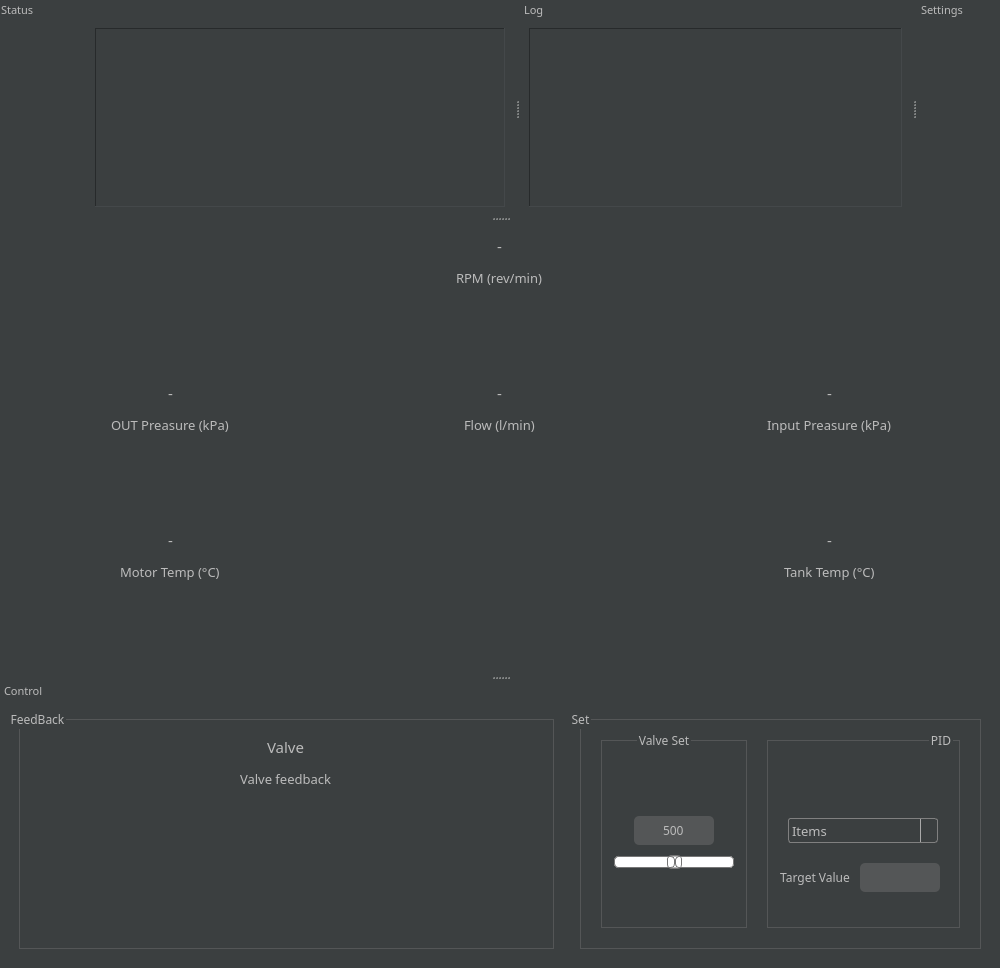
The window that mainwindow.ui (SundaySW/PumpBenchController) describes before a commit, drawn with Qt 5.
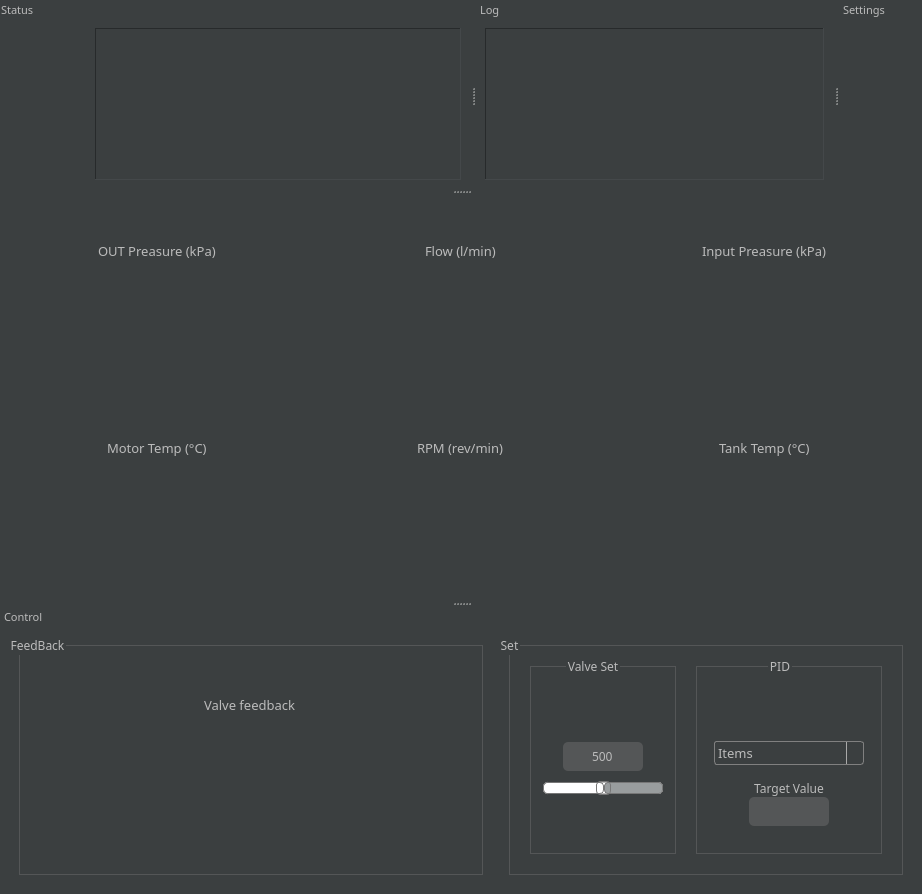
The same window after the commit. Icons and pictures are not drawn.

Commit message: GUI update. Bugfix with Protos line

```diff
--- a/mainwindow.ui
+++ b/mainwindow.ui
@@ -6,8 +6,8 @@
    <rect>
     <x>0</x>
     <y>0</y>
-    <width>1000</width>
-    <height>968</height>
+    <width>922</width>
+    <height>894</height>
    </rect>
   </property>
   <property name="sizePolicy">
@@ -157,418 +157,7 @@
    <layout class="QVBoxLayout" name="verticalLayout_3">
     <item>
      <layout class="QGridLayout" name="gridLayout_2">
-      <item row="0" column="1">
-       <layout class="QVBoxLayout" name="rpm_layout">
-        <property name="spacing">
-         <number>2</number>
-        </property>
-        <item>
-         <layout class="QHBoxLayout" name="horizontalLayout_17">
-          <item>
-           <widget class="QLabel" name="rpm_label">
-            <property name="sizePolicy">
-             <sizepolicy hsizetype="Fixed" vsizetype="Preferred">
-              <horstretch>0</horstretch>
-              <verstretch>0</verstretch>
-             </sizepolicy>
-            </property>
-            <property name="minimumSize">
-             <size>
-              <width>0</width>
-              <height>30</height>
-             </size>
-            </property>
-            <property name="font">
-             <font>
-              <family>Rubik</family>
-              <pointsize>11</pointsize>
-             </font>
-            </property>
-            <property name="text">
-             <string>-</string>
-            </property>
-           </widget>
-          </item>
-         </layout>
-        </item>
-        <item>
-         <layout class="QVBoxLayout" name="verticalLayout_4">
-          <item>
-           <widget class="QLineEdit" name="lineEdit">
-            <property name="sizePolicy">
-             <sizepolicy hsizetype="Minimum" vsizetype="Fixed">
-              <horstretch>0</horstretch>
-              <verstretch>0</verstretch>
-             </sizepolicy>
-            </property>
-            <property name="font">
-             <font>
-              <family>Rubik</family>
-              <pointsize>10</pointsize>
-             </font>
-            </property>
-            <property name="styleSheet">
-             <string notr="true">	background: transparent;</string>
-            </property>
-            <property name="text">
-             <string>RPM (rev/min)</string>
-            </property>
-            <property name="frame">
-             <bool>false</bool>
-            </property>
-            <property name="alignment">
-             <set>Qt::AlignCenter</set>
-            </property>
-           </widget>
-          </item>
-          <item>
-           <layout class="QHBoxLayout" name="horizontalLayout_3">
-            <property name="spacing">
-             <number>0</number>
-            </property>
-            <item>
-             <widget class="QPushButton" name="rpm_button">
-              <property name="sizePolicy">
-               <sizepolicy hsizetype="Fixed" vsizetype="Fixed">
-                <horstretch>0</horstretch>
-                <verstretch>0</verstretch>
-               </sizepolicy>
-              </property>
-              <property name="minimumSize">
-               <size>
-                <width>45</width>
-                <height>45</height>
-               </size>
-              </property>
-              <property name="maximumSize">
-               <size>
-                <width>45</width>
-                <height>45</height>
-               </size>
-              </property>
-              <property name="text">
-               <string/>
-              </property>
-              <property name="icon">
-               <iconset resource="Resources/files.qrc">
-                <normaloff>:/item_icons/item_svg/rpm.svg</normaloff>
-                <normalon>:/item_icons/item_svg/rpm_active.svg</normalon>:/item_icons/item_svg/rpm.svg</iconset>
-              </property>
-              <property name="iconSize">
-               <size>
-                <width>35</width>
-                <height>35</height>
-               </size>
-              </property>
-              <property name="checkable">
-               <bool>false</bool>
-              </property>
-              <property name="checked">
-               <bool>false</bool>
-              </property>
-              <property name="autoDefault">
-               <bool>true</bool>
-              </property>
-              <property name="flat">
-               <bool>true</bool>
-              </property>
-             </widget>
-            </item>
-           </layout>
-          </item>
-         </layout>
-        </item>
-        <item>
-         <widget class="QWidget" name="rpm_plot" native="true">
-          <property name="sizePolicy">
-           <sizepolicy hsizetype="Preferred" vsizetype="Expanding">
-            <horstretch>0</horstretch>
-            <verstretch>0</verstretch>
-           </sizepolicy>
-          </property>
-          <property name="minimumSize">
-           <size>
-            <width>0</width>
-            <height>30</height>
-           </size>
-          </property>
-         </widget>
-        </item>
-       </layout>
-      </item>
-      <item row="1" column="0">
-       <layout class="QVBoxLayout" name="outgauge_layout">
-        <property name="spacing">
-         <number>2</number>
-        </property>
-        <item>
-         <layout class="QHBoxLayout" name="horizontalLayout_16">
-          <item>
-           <widget class="QLabel" name="out_gauge_label">
-            <property name="sizePolicy">
-             <sizepolicy hsizetype="Fixed" vsizetype="Fixed">
-              <horstretch>0</horstretch>
-              <verstretch>0</verstretch>
-             </sizepolicy>
-            </property>
-            <property name="minimumSize">
-             <size>
-              <width>0</width>
-              <height>30</height>
-             </size>
-            </property>
-            <property name="font">
-             <font>
-              <family>Rubik</family>
-              <pointsize>11</pointsize>
-             </font>
-            </property>
-            <property name="text">
-             <string>-</string>
-            </property>
-           </widget>
-          </item>
-         </layout>
-        </item>
-        <item>
-         <layout class="QHBoxLayout" name="horizontalLayout_19">
-          <item>
-           <widget class="QLineEdit" name="lineEdit_2">
-            <property name="sizePolicy">
-             <sizepolicy hsizetype="Minimum" vsizetype="Fixed">
-              <horstretch>0</horstretch>
-              <verstretch>0</verstretch>
-             </sizepolicy>
-            </property>
-            <property name="font">
-             <font>
-              <family>Rubik</family>
-              <pointsize>10</pointsize>
-             </font>
-            </property>
-            <property name="styleSheet">
-             <string notr="true">	background: transparent;</string>
-            </property>
-            <property name="text">
-             <string>OUT Preasure (kPa)</string>
-            </property>
-            <property name="frame">
-             <bool>false</bool>
-            </property>
-            <property name="alignment">
-             <set>Qt::AlignCenter</set>
-            </property>
-           </widget>
-          </item>
-         </layout>
-        </item>
-        <item>
-         <layout class="QHBoxLayout" name="horizontalLayout_4">
-          <item>
-           <widget class="QPushButton" name="out_gauge_button">
-            <property name="sizePolicy">
-             <sizepolicy hsizetype="Fixed" vsizetype="Fixed">
-              <horstretch>0</horstretch>
-              <verstretch>0</verstretch>
-             </sizepolicy>
-            </property>
-            <property name="minimumSize">
-             <size>
-              <width>45</width>
-              <height>45</height>
-             </size>
-            </property>
-            <property name="maximumSize">
-             <size>
-              <width>45</width>
-              <height>45</height>
-             </size>
-            </property>
-            <property name="text">
-             <string/>
-            </property>
-            <property name="icon">
-             <iconset resource="Resources/files.qrc">
-              <normaloff>:/item_icons/item_svg/in_gauge.svg</normaloff>
-              <normalon>:/item_icons/item_svg/in_gauge_active.svg</normalon>:/item_icons/item_svg/in_gauge.svg</iconset>
-            </property>
-            <property name="iconSize">
-             <size>
-              <width>35</width>
-              <height>35</height>
-             </size>
-            </property>
-            <property name="checkable">
-             <bool>false</bool>
-            </property>
-            <property name="checked">
-             <bool>false</bool>
-            </property>
-            <property name="autoDefault">
-             <bool>true</bool>
-            </property>
-            <property name="flat">
-             <bool>true</bool>
-            </property>
-           </widget>
-          </item>
-         </layout>
-        </item>
-        <item>
-         <widget class="QWidget" name="out_gauge_plot" native="true">
-          <property name="sizePolicy">
-           <sizepolicy hsizetype="Preferred" vsizetype="Expanding">
-            <horstretch>0</horstretch>
-            <verstretch>0</verstretch>
-           </sizepolicy>
-          </property>
-          <property name="minimumSize">
-           <size>
-            <width>0</width>
-            <height>30</height>
-           </size>
-          </property>
-         </widget>
-        </item>
-       </layout>
-      </item>
-      <item row="1" column="1">
-       <layout class="QVBoxLayout" name="flow_layout">
-        <property name="spacing">
-         <number>2</number>
-        </property>
-        <item>
-         <layout class="QHBoxLayout" name="horizontalLayout_15">
-          <item>
-           <widget class="QLabel" name="flow_label">
-            <property name="sizePolicy">
-             <sizepolicy hsizetype="Fixed" vsizetype="Preferred">
-              <horstretch>0</horstretch>
-              <verstretch>0</verstretch>
-             </sizepolicy>
-            </property>
-            <property name="minimumSize">
-             <size>
-              <width>0</width>
-              <height>30</height>
-             </size>
-            </property>
-            <property name="font">
-             <font>
-              <family>Rubik</family>
-              <pointsize>11</pointsize>
-             </font>
-            </property>
-            <property name="text">
-             <string>-</string>
-            </property>
-           </widget>
-          </item>
-         </layout>
-        </item>
-        <item>
-         <layout class="QHBoxLayout" name="horizontalLayout_25">
-          <item>
-           <widget class="QLineEdit" name="lineEdit_3">
-            <property name="sizePolicy">
-             <sizepolicy hsizetype="Minimum" vsizetype="Fixed">
-              <horstretch>0</horstretch>
-              <verstretch>0</verstretch>
-             </sizepolicy>
-            </property>
-            <property name="font">
-             <font>
-              <family>Rubik</family>
-              <pointsize>10</pointsize>
-             </font>
-            </property>
-            <property name="styleSheet">
-             <string notr="true">	background: transparent;</string>
-            </property>
-            <property name="text">
-             <string>Flow (l/min)</string>
-            </property>
-            <property name="frame">
-             <bool>false</bool>
-            </property>
-            <property name="alignment">
-             <set>Qt::AlignCenter</set>
-            </property>
-           </widget>
-          </item>
-         </layout>
-        </item>
-        <item>
-         <layout class="QHBoxLayout" name="horizontalLayout_5">
-          <item>
-           <widget class="QPushButton" name="flow_button">
-            <property name="sizePolicy">
-             <sizepolicy hsizetype="Fixed" vsizetype="Fixed">
-              <horstretch>0</horstretch>
-              <verstretch>0</verstretch>
-             </sizepolicy>
-            </property>
-            <property name="minimumSize">
-             <size>
-              <width>45</width>
-              <height>45</height>
-             </size>
-            </property>
-            <property name="maximumSize">
-             <size>
-              <width>45</width>
-              <height>45</height>
-             </size>
-            </property>
-            <property name="text">
-             <string/>
-            </property>
-            <property name="icon">
-             <iconset resource="Resources/files.qrc">
-              <normaloff>:/item_icons/item_svg/flow.svg</normaloff>
-              <normalon>:/item_icons/item_svg/flow_active.svg</normalon>:/item_icons/item_svg/flow.svg</iconset>
-            </property>
-            <property name="iconSize">
-             <size>
-              <width>35</width>
-              <height>35</height>
-             </size>
-            </property>
-            <property name="checkable">
-             <bool>false</bool>
-            </property>
-            <property name="checked">
-             <bool>false</bool>
-            </property>
-            <property name="autoDefault">
-             <bool>true</bool>
-            </property>
-            <property name="flat">
-             <bool>true</bool>
-            </property>
-           </widget>
-          </item>
-         </layout>
-        </item>
-        <item>
-         <widget class="QWidget" name="flow_plot" native="true">
-          <property name="sizePolicy">
-           <sizepolicy hsizetype="Preferred" vsizetype="Expanding">
-            <horstretch>0</horstretch>
-            <verstretch>0</verstretch>
-           </sizepolicy>
-          </property>
-          <property name="minimumSize">
-           <size>
-            <width>0</width>
-            <height>30</height>
-           </size>
-          </property>
-         </widget>
-        </item>
-       </layout>
-      </item>
-      <item row="1" column="2">
+      <item row="0" column="2">
        <layout class="QVBoxLayout" name="ingauge_layout">
         <property name="spacing">
          <number>2</number>
@@ -596,7 +185,7 @@
              </font>
             </property>
             <property name="text">
-             <string>-</string>
+             <string/>
             </property>
            </widget>
           </item>
@@ -697,14 +286,14 @@
           <property name="minimumSize">
            <size>
             <width>0</width>
-            <height>30</height>
+            <height>80</height>
            </size>
           </property>
          </widget>
         </item>
        </layout>
       </item>
-      <item row="2" column="0">
+      <item row="1" column="0">
        <layout class="QVBoxLayout" name="motor_temp_Layout">
         <property name="spacing">
          <number>2</number>
@@ -732,7 +321,7 @@
              </font>
             </property>
             <property name="text">
-             <string>-</string>
+             <string/>
             </property>
            </widget>
           </item>
@@ -833,14 +422,286 @@
           <property name="minimumSize">
            <size>
             <width>0</width>
-            <height>30</height>
+            <height>80</height>
            </size>
           </property>
          </widget>
         </item>
        </layout>
       </item>
-      <item row="2" column="2">
+      <item row="0" column="1">
+       <layout class="QVBoxLayout" name="flow_layout">
+        <property name="spacing">
+         <number>2</number>
+        </property>
+        <item>
+         <layout class="QHBoxLayout" name="horizontalLayout_15">
+          <item>
+           <widget class="QLabel" name="flow_label">
+            <property name="sizePolicy">
+             <sizepolicy hsizetype="Fixed" vsizetype="Preferred">
+              <horstretch>0</horstretch>
+              <verstretch>0</verstretch>
+             </sizepolicy>
+            </property>
+            <property name="minimumSize">
+             <size>
+              <width>0</width>
+              <height>30</height>
+             </size>
+            </property>
+            <property name="font">
+             <font>
+              <family>Rubik</family>
+              <pointsize>11</pointsize>
+             </font>
+            </property>
+            <property name="text">
+             <string/>
+            </property>
+           </widget>
+          </item>
+         </layout>
+        </item>
+        <item>
+         <layout class="QHBoxLayout" name="horizontalLayout_25">
+          <item>
+           <widget class="QLineEdit" name="lineEdit_3">
+            <property name="sizePolicy">
+             <sizepolicy hsizetype="Minimum" vsizetype="Fixed">
+              <horstretch>0</horstretch>
+              <verstretch>0</verstretch>
+             </sizepolicy>
+            </property>
+            <property name="font">
+             <font>
+              <family>Rubik</family>
+              <pointsize>10</pointsize>
+             </font>
+            </property>
+            <property name="styleSheet">
+             <string notr="true">	background: transparent;</string>
+            </property>
+            <property name="text">
+             <string>Flow (l/min)</string>
+            </property>
+            <property name="frame">
+             <bool>false</bool>
+            </property>
+            <property name="alignment">
+             <set>Qt::AlignCenter</set>
+            </property>
+           </widget>
+          </item>
+         </layout>
+        </item>
+        <item>
+         <layout class="QHBoxLayout" name="horizontalLayout_5">
+          <item>
+           <widget class="QPushButton" name="flow_button">
+            <property name="sizePolicy">
+             <sizepolicy hsizetype="Fixed" vsizetype="Fixed">
+              <horstretch>0</horstretch>
+              <verstretch>0</verstretch>
+             </sizepolicy>
+            </property>
+            <property name="minimumSize">
+             <size>
+              <width>45</width>
+              <height>45</height>
+             </size>
+            </property>
+            <property name="maximumSize">
+             <size>
+              <width>45</width>
+              <height>45</height>
+             </size>
+            </property>
+            <property name="text">
+             <string/>
+            </property>
+            <property name="icon">
+             <iconset resource="Resources/files.qrc">
+              <normaloff>:/item_icons/item_svg/flow.svg</normaloff>
+              <normalon>:/item_icons/item_svg/flow_active.svg</normalon>:/item_icons/item_svg/flow.svg</iconset>
+            </property>
+            <property name="iconSize">
+             <size>
+              <width>35</width>
+              <height>35</height>
+             </size>
+            </property>
+            <property name="checkable">
+             <bool>false</bool>
+            </property>
+            <property name="checked">
+             <bool>false</bool>
+            </property>
+            <property name="autoDefault">
+             <bool>true</bool>
+            </property>
+            <property name="flat">
+             <bool>true</bool>
+            </property>
+           </widget>
+          </item>
+         </layout>
+        </item>
+        <item>
+         <widget class="QWidget" name="flow_plot" native="true">
+          <property name="sizePolicy">
+           <sizepolicy hsizetype="Preferred" vsizetype="Expanding">
+            <horstretch>0</horstretch>
+            <verstretch>0</verstretch>
+           </sizepolicy>
+          </property>
+          <property name="minimumSize">
+           <size>
+            <width>0</width>
+            <height>80</height>
+           </size>
+          </property>
+         </widget>
+        </item>
+       </layout>
+      </item>
+      <item row="0" column="0">
+       <layout class="QVBoxLayout" name="outgauge_layout">
+        <property name="spacing">
+         <number>2</number>
+        </property>
+        <item>
+         <layout class="QHBoxLayout" name="horizontalLayout_16">
+          <item>
+           <widget class="QLabel" name="out_gauge_label">
+            <property name="sizePolicy">
+             <sizepolicy hsizetype="Fixed" vsizetype="Fixed">
+              <horstretch>0</horstretch>
+              <verstretch>0</verstretch>
+             </sizepolicy>
+            </property>
+            <property name="minimumSize">
+             <size>
+              <width>0</width>
+              <height>30</height>
+             </size>
+            </property>
+            <property name="font">
+             <font>
+              <family>Rubik</family>
+              <pointsize>11</pointsize>
+             </font>
+            </property>
+            <property name="text">
+             <string/>
+            </property>
+           </widget>
+          </item>
+         </layout>
+        </item>
+        <item>
+         <layout class="QHBoxLayout" name="horizontalLayout_19">
+          <item>
+           <widget class="QLineEdit" name="lineEdit_2">
+            <property name="sizePolicy">
+             <sizepolicy hsizetype="Minimum" vsizetype="Fixed">
+              <horstretch>0</horstretch>
+              <verstretch>0</verstretch>
+             </sizepolicy>
+            </property>
+            <property name="font">
+             <font>
+              <family>Rubik</family>
+              <pointsize>10</pointsize>
+             </font>
+            </property>
+            <property name="styleSheet">
+             <string notr="true">	background: transparent;</string>
+            </property>
+            <property name="text">
+             <string>OUT Preasure (kPa)</string>
+            </property>
+            <property name="frame">
+             <bool>false</bool>
+            </property>
+            <property name="alignment">
+             <set>Qt::AlignCenter</set>
+            </property>
+           </widget>
+          </item>
+         </layout>
+        </item>
+        <item>
+         <layout class="QHBoxLayout" name="horizontalLayout_4">
+          <item>
+           <widget class="QPushButton" name="out_gauge_button">
+            <property name="sizePolicy">
+             <sizepolicy hsizetype="Fixed" vsizetype="Fixed">
+              <horstretch>0</horstretch>
+              <verstretch>0</verstretch>
+             </sizepolicy>
+            </property>
+            <property name="minimumSize">
+             <size>
+              <width>45</width>
+              <height>45</height>
+             </size>
+            </property>
+            <property name="maximumSize">
+             <size>
+              <width>45</width>
+              <height>45</height>
+             </size>
+            </property>
+            <property name="text">
+             <string/>
+            </property>
+            <property name="icon">
+             <iconset resource="Resources/files.qrc">
+              <normaloff>:/item_icons/item_svg/out_gauge.svg</normaloff>
+              <normalon>:/item_icons/item_svg/out_gauge_active.svg</normalon>:/item_icons/item_svg/out_gauge.svg</iconset>
+            </property>
+            <property name="iconSize">
+             <size>
+              <width>35</width>
+              <height>35</height>
+             </size>
+            </property>
+            <property name="checkable">
+             <bool>false</bool>
+            </property>
+            <property name="checked">
+             <bool>false</bool>
+            </property>
+            <property name="autoDefault">
+             <bool>true</bool>
+            </property>
+            <property name="flat">
+             <bool>true</bool>
+            </property>
+           </widget>
+          </item>
+         </layout>
+        </item>
+        <item>
+         <widget class="QWidget" name="out_gauge_plot" native="true">
+          <property name="sizePolicy">
+           <sizepolicy hsizetype="Preferred" vsizetype="Expanding">
+            <horstretch>0</horstretch>
+            <verstretch>0</verstretch>
+           </sizepolicy>
+          </property>
+          <property name="minimumSize">
+           <size>
+            <width>0</width>
+            <height>80</height>
+           </size>
+          </property>
+         </widget>
+        </item>
+       </layout>
+      </item>
+      <item row="1" column="2">
        <layout class="QVBoxLayout" name="tank_temp_Layout">
         <property name="spacing">
          <number>2</number>
@@ -868,7 +729,7 @@
              </font>
             </property>
             <property name="text">
-             <string>-</string>
+             <string/>
             </property>
            </widget>
           </item>
@@ -969,7 +830,149 @@
           <property name="minimumSize">
            <size>
             <width>0</width>
-            <height>30</height>
+            <height>80</height>
+           </size>
+          </property>
+         </widget>
+        </item>
+       </layout>
+      </item>
+      <item row="1" column="1">
+       <layout class="QVBoxLayout" name="rpm_layout">
+        <property name="spacing">
+         <number>2</number>
+        </property>
+        <item>
+         <layout class="QHBoxLayout" name="horizontalLayout_17">
+          <item>
+           <widget class="QLabel" name="rpm_label">
+            <property name="sizePolicy">
+             <sizepolicy hsizetype="Fixed" vsizetype="Preferred">
+              <horstretch>0</horstretch>
+              <verstretch>0</verstretch>
+             </sizepolicy>
+            </property>
+            <property name="minimumSize">
+             <size>
+              <width>0</width>
+              <height>30</height>
+             </size>
+            </property>
+            <property name="font">
+             <font>
+              <family>Rubik</family>
+              <pointsize>11</pointsize>
+             </font>
+            </property>
+            <property name="text">
+             <string/>
+            </property>
+           </widget>
+          </item>
+         </layout>
+        </item>
+        <item>
+         <layout class="QVBoxLayout" name="verticalLayout_4">
+          <property name="spacing">
+           <number>0</number>
+          </property>
+          <item>
+           <widget class="QLineEdit" name="lineEdit">
+            <property name="sizePolicy">
+             <sizepolicy hsizetype="Minimum" vsizetype="Fixed">
+              <horstretch>0</horstretch>
+              <verstretch>0</verstretch>
+             </sizepolicy>
+            </property>
+            <property name="font">
+             <font>
+              <family>Rubik</family>
+              <pointsize>10</pointsize>
+             </font>
+            </property>
+            <property name="styleSheet">
+             <string notr="true">	background: transparent;</string>
+            </property>
+            <property name="text">
+             <string>RPM (rev/min)</string>
+            </property>
+            <property name="frame">
+             <bool>false</bool>
+            </property>
+            <property name="alignment">
+             <set>Qt::AlignCenter</set>
+            </property>
+           </widget>
+          </item>
+          <item>
+           <layout class="QHBoxLayout" name="horizontalLayout_3">
+            <property name="spacing">
+             <number>0</number>
+            </property>
+            <item>
+             <widget class="QPushButton" name="rpm_button">
+              <property name="sizePolicy">
+               <sizepolicy hsizetype="Fixed" vsizetype="Fixed">
+                <horstretch>0</horstretch>
+                <verstretch>0</verstretch>
+               </sizepolicy>
+              </property>
+              <property name="minimumSize">
+               <size>
+                <width>45</width>
+                <height>45</height>
+               </size>
+              </property>
+              <property name="maximumSize">
+               <size>
+                <width>45</width>
+                <height>45</height>
+               </size>
+              </property>
+              <property name="text">
+               <string/>
+              </property>
+              <property name="icon">
+               <iconset resource="Resources/files.qrc">
+                <normaloff>:/item_icons/item_svg/rpm.svg</normaloff>
+                <normalon>:/item_icons/item_svg/rpm_active.svg</normalon>:/item_icons/item_svg/rpm.svg</iconset>
+              </property>
+              <property name="iconSize">
+               <size>
+                <width>35</width>
+                <height>35</height>
+               </size>
+              </property>
+              <property name="checkable">
+               <bool>false</bool>
+              </property>
+              <property name="checked">
+               <bool>false</bool>
+              </property>
+              <property name="autoDefault">
+               <bool>true</bool>
+              </property>
+              <property name="flat">
+               <bool>true</bool>
+              </property>
+             </widget>
+            </item>
+           </layout>
+          </item>
+         </layout>
+        </item>
+        <item>
+         <widget class="QWidget" name="rpm_plot" native="true">
+          <property name="sizePolicy">
+           <sizepolicy hsizetype="Preferred" vsizetype="Expanding">
+            <horstretch>0</horstretch>
+            <verstretch>0</verstretch>
+           </sizepolicy>
+          </property>
+          <property name="minimumSize">
+           <size>
+            <width>0</width>
+            <height>80</height>
            </size>
           </property>
          </widget>
@@ -1352,7 +1355,7 @@
                </font>
               </property>
               <property name="text">
-               <string>Valve</string>
+               <string/>
               </property>
              </widget>
             </item>
@@ -1363,7 +1366,7 @@
             <item>
              <widget class="QLineEdit" name="lineEdit_7">
               <property name="sizePolicy">
-               <sizepolicy hsizetype="Minimum" vsizetype="Fixed">
+               <sizepolicy hsizetype="Fixed" vsizetype="Fixed">
                 <horstretch>0</horstretch>
                 <verstretch>0</verstretch>
                </sizepolicy>
@@ -1444,7 +1447,7 @@
             <property name="minimumSize">
              <size>
               <width>0</width>
-              <height>40</height>
+              <height>80</height>
              </size>
             </property>
            </widget>
@@ -1628,7 +1631,7 @@
 }
 
 QSlider::add-page:horizontal {
-background: #fff;
+background: #999D9E;
 border: 1px solid #777;
 height: 10px;
 border-radius: 4px;
@@ -1636,7 +1639,7 @@
 
 QSlider::handle:horizontal {
 background: qlineargradient(x1:0, y1:0, x2:1, y2:1,
-    stop:0 #eee, stop:1 #ccc);
+    stop:0 #CDCDCD, stop:1 #3B3F40);
 border: 1px solid #777;
 width: 13px;
 margin-top: -2px;
@@ -1757,7 +1760,7 @@
            <string>PID</string>
           </property>
           <property name="alignment">
-           <set>Qt::AlignRight|Qt::AlignTrailing|Qt::AlignVCenter</set>
+           <set>Qt::AlignCenter</set>
           </property>
           <property name="flat">
            <bool>false</bool>
@@ -1781,139 +1784,125 @@
            <item>
             <layout class="QVBoxLayout" name="verticalLayout_10">
              <item>
-              <layout class="QHBoxLayout" name="horizontalLayout_30">
+              <layout class="QVBoxLayout" name="verticalLayout_9">
                <property name="spacing">
-                <number>0</number>
-               </property>
-               <item>
-                <widget class="QPushButton" name="pidEnable_pushButton">
-                 <property name="enabled">
-                  <bool>true</bool>
-                 </property>
-                 <property name="sizePolicy">
-                  <sizepolicy hsizetype="Fixed" vsizetype="Fixed">
-                   <horstretch>0</horstretch>
-                   <verstretch>0</verstretch>
-                  </sizepolicy>
-                 </property>
-                 <property name="minimumSize">
-                  <size>
-                   <width>20</width>
-                   <height>20</height>
-                  </size>
-                 </property>
-                 <property name="text">
-                  <string/>
-                 </property>
-                 <property name="icon">
-                  <iconset resource="Resources/files.qrc">
-                   <normaloff>:/icons/toggle_off.svg</normaloff>
-                   <normalon>:/icons/toggle_on.svg</normalon>
-                   <disabledoff>:/icons/toggle_off.svg</disabledoff>
-                   <activeoff>:/icons/toggle_off.svg</activeoff>:/icons/toggle_off.svg</iconset>
-                 </property>
-                 <property name="iconSize">
-                  <size>
-                   <width>40</width>
-                   <height>40</height>
-                  </size>
-                 </property>
-                 <property name="checkable">
-                  <bool>true</bool>
-                 </property>
-                 <property name="checked">
-                  <bool>false</bool>
-                 </property>
-                 <property name="autoDefault">
-                  <bool>true</bool>
-                 </property>
-                 <property name="flat">
-                  <bool>true</bool>
-                 </property>
-                </widget>
-               </item>
-              </layout>
-             </item>
-             <item>
-              <layout class="QHBoxLayout" name="horizontalLayout_24">
-               <property name="leftMargin">
-                <number>5</number>
-               </property>
-               <property name="rightMargin">
-                <number>5</number>
-               </property>
-               <item>
-                <widget class="QComboBox" name="pidValue_comboBox">
-                 <property name="sizePolicy">
-                  <sizepolicy hsizetype="Minimum" vsizetype="Fixed">
-                   <horstretch>0</horstretch>
-                   <verstretch>0</verstretch>
-                  </sizepolicy>
-                 </property>
-                 <property name="minimumSize">
-                  <size>
-                   <width>107</width>
-                   <height>25</height>
-                  </size>
-                 </property>
-                 <property name="maximumSize">
-                  <size>
-                   <width>150</width>
-                   <height>16777215</height>
-                  </size>
-                 </property>
-                 <property name="font">
-                  <font>
-                   <family>Rubik</family>
-                   <pointsize>10</pointsize>
-                  </font>
-                 </property>
-                 <property name="iconSize">
-                  <size>
-                   <width>25</width>
-                   <height>25</height>
-                  </size>
-                 </property>
-                 <property name="duplicatesEnabled">
-                  <bool>false</bool>
-                 </property>
-                 <property name="frame">
-                  <bool>true</bool>
-                 </property>
-                 <item>
-                  <property name="text">
-                   <string>Items</string>
-                  </property>
-                 </item>
-                 <item>
-                  <property name="text">
-                   <string>Новый элемент</string>
-                  </property>
-                 </item>
-                 <item>
-                  <property name="text">
-                   <string>Новый элемент</string>
-                  </property>
-                 </item>
-                 <item>
-                  <property name="text">
-                   <string>Новый элемент</string>
-                  </property>
-                 </item>
-                </widget>
-               </item>
-              </layout>
-             </item>
-             <item>
-              <layout class="QHBoxLayout" name="horizontalLayout_32">
-               <property name="spacing">
-                <number>10</number>
-               </property>
-               <property name="rightMargin">
                 <number>7</number>
                </property>
+               <property name="leftMargin">
+                <number>5</number>
+               </property>
+               <property name="rightMargin">
+                <number>5</number>
+               </property>
+               <item>
+                <layout class="QHBoxLayout" name="horizontalLayout_24">
+                 <item>
+                  <widget class="QPushButton" name="pidEnable_pushButton">
+                   <property name="enabled">
+                    <bool>true</bool>
+                   </property>
+                   <property name="sizePolicy">
+                    <sizepolicy hsizetype="Fixed" vsizetype="Fixed">
+                     <horstretch>0</horstretch>
+                     <verstretch>0</verstretch>
+                    </sizepolicy>
+                   </property>
+                   <property name="minimumSize">
+                    <size>
+                     <width>40</width>
+                     <height>40</height>
+                    </size>
+                   </property>
+                   <property name="text">
+                    <string/>
+                   </property>
+                   <property name="icon">
+                    <iconset resource="Resources/files.qrc">
+                     <normaloff>:/icons/toggle_off.svg</normaloff>
+                     <normalon>:/icons/toggle_on.svg</normalon>
+                     <disabledoff>:/icons/toggle_off.svg</disabledoff>
+                     <activeoff>:/icons/toggle_off.svg</activeoff>:/icons/toggle_off.svg</iconset>
+                   </property>
+                   <property name="iconSize">
+                    <size>
+                     <width>40</width>
+                     <height>40</height>
+                    </size>
+                   </property>
+                   <property name="checkable">
+                    <bool>true</bool>
+                   </property>
+                   <property name="checked">
+                    <bool>false</bool>
+                   </property>
+                   <property name="autoDefault">
+                    <bool>true</bool>
+                   </property>
+                   <property name="flat">
+                    <bool>true</bool>
+                   </property>
+                  </widget>
+                 </item>
+                </layout>
+               </item>
+               <item>
+                <layout class="QHBoxLayout" name="horizontalLayout_30">
+                 <item>
+                  <widget class="QComboBox" name="pidValue_comboBox">
+                   <property name="sizePolicy">
+                    <sizepolicy hsizetype="Preferred" vsizetype="Fixed">
+                     <horstretch>0</horstretch>
+                     <verstretch>0</verstretch>
+                    </sizepolicy>
+                   </property>
+                   <property name="minimumSize">
+                    <size>
+                     <width>150</width>
+                     <height>0</height>
+                    </size>
+                   </property>
+                   <property name="font">
+                    <font>
+                     <family>Rubik</family>
+                     <pointsize>10</pointsize>
+                    </font>
+                   </property>
+                   <property name="insertPolicy">
+                    <enum>QComboBox::InsertAtTop</enum>
+                   </property>
+                   <property name="iconSize">
+                    <size>
+                     <width>25</width>
+                     <height>25</height>
+                    </size>
+                   </property>
+                   <item>
+                    <property name="text">
+                     <string>Items</string>
+                    </property>
+                   </item>
+                  </widget>
+                 </item>
+                </layout>
+               </item>
+              </layout>
+             </item>
+             <item>
+              <layout class="QVBoxLayout" name="verticalLayout_12">
+               <property name="spacing">
+                <number>0</number>
+               </property>
+               <property name="rightMargin">
+                <number>0</number>
+               </property>
                <item>
                 <widget class="QLabel" name="label_2">
+                 <property name="sizePolicy">
+                  <sizepolicy hsizetype="Minimum" vsizetype="Fixed">
+                   <horstretch>0</horstretch>
+                   <verstretch>0</verstretch>
+                  </sizepolicy>
+                 </property>
                  <property name="font">
                   <font>
                    <family>Rubik</family>
@@ -1931,27 +1920,32 @@
                 </widget>
                </item>
                <item>
-                <widget class="QLineEdit" name="pidTargetValue_lineEdit">
-                 <property name="sizePolicy">
-                  <sizepolicy hsizetype="Minimum" vsizetype="Fixed">
-                   <horstretch>0</horstretch>
-                   <verstretch>0</verstretch>
-                  </sizepolicy>
+                <layout class="QHBoxLayout" name="horizontalLayout_20">
+                 <property name="spacing">
+                  <number>0</number>
                  </property>
-                 <property name="minimumSize">
-                  <size>
-                   <width>80</width>
-                   <height>0</height>
-                  </size>
-                 </property>
-                 <property name="maximumSize">
-                  <size>
-                   <width>70</width>
-                   <height>16777215</height>
-                  </size>
-                 </property>
-                 <property name="styleSheet">
-                  <string notr="true">QSlider::groove:vertical
+                 <item>
+                  <widget class="QLineEdit" name="pidTargetValue_lineEdit">
+                   <property name="sizePolicy">
+                    <sizepolicy hsizetype="Fixed" vsizetype="Fixed">
+                     <horstretch>0</horstretch>
+                     <verstretch>0</verstretch>
+                    </sizepolicy>
+                   </property>
+                   <property name="minimumSize">
+                    <size>
+                     <width>80</width>
+                     <height>0</height>
+                    </size>
+                   </property>
+                   <property name="maximumSize">
+                    <size>
+                     <width>70</width>
+                     <height>16777215</height>
+                    </size>
+                   </property>
+                   <property name="styleSheet">
+                    <string notr="true">QSlider::groove:vertical
 {
 border: 1px solid #bbb;
 background: white;
@@ -2003,11 +1997,13 @@
 border: 1px solid #aaa;
 border-radius: 4px;
 }</string>
-                 </property>
-                 <property name="alignment">
-                  <set>Qt::AlignCenter</set>
-                 </property>
-                </widget>
+                   </property>
+                   <property name="alignment">
+                    <set>Qt::AlignCenter</set>
+                   </property>
+                  </widget>
+                 </item>
+                </layout>
                </item>
               </layout>
              </item>
```
Left out of the diff: 10 changed lines with no effect on the pictures. The commit also changes 7 other files.
